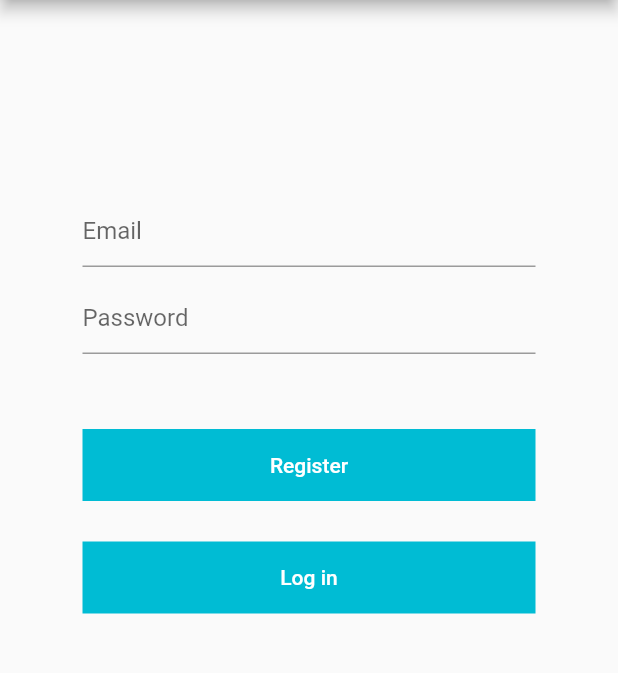
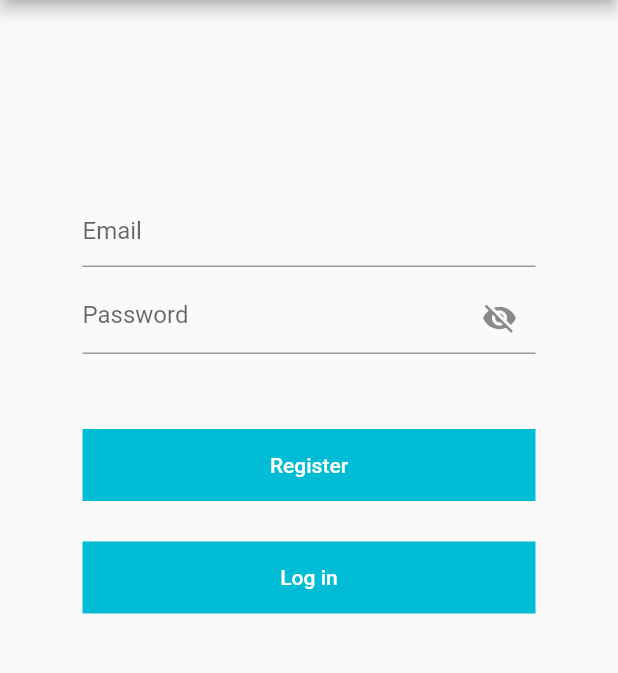
Before and after one commit to OvidiuPles/movies_redux, a Flutter app: the screen it shows after launch, item 2 of the bottom bar chosen, after a tap on "Register", on a phone screen of 412 x 824 dp, the part 84-757 px from its top. Run offline on Flutter 3.47's test engine with Material 2 defaults, Android fonts, the phone set to English and light mode, and no system bars; our stand-ins replace cloud_firestore, firebase_auth, firebase_core, firebase_database, flutter_redux, freezed_annotation and 2 more; missing offline and left inert: redux_epics; accounts and stored records are empty.

Commit message:
working on app_epics, register action

```diff
--- a/lib/main.dart
+++ b/lib/main.dart
@@ -4,8 +4,9 @@ import 'package:flutter/material.dart';
 import 'package:flutter_redux/flutter_redux.dart';
 import 'package:http/http.dart';
 import 'package:movies_redux/src/actions/index.dart';
-import 'package:movies_redux/src/data/description_api.dart';
-import 'package:movies_redux/src/data/movies_api.dart';
+import 'package:movies_redux/src/data/auth/auth_service.dart';
+import 'package:movies_redux/src/data/movies/description_api.dart';
+import 'package:movies_redux/src/data/movies/movies_api.dart';
 import 'package:movies_redux/src/epics/app_epics.dart';
 import 'package:movies_redux/src/models/index.dart';
 import 'package:movies_redux/src/presentation/movies_home.dart';
@@ -31,12 +32,17 @@ void main() async {
   final Client httpClient = Client();
   final MoviesApi moviesApi = MoviesApi(client: httpClient);
   final DescriptionApi descriptionApi = DescriptionApi(client: httpClient);
+  final AuthService authService = AuthService();
 
   final Store<AppState> store = Store<AppState>(
     reducer,
     initialState: const AppState(),
     middleware: <Middleware<AppState>>[
-      EpicMiddleware<AppState>(AppEpics(moviesApi: moviesApi, descriptionApi: descriptionApi)),
+      EpicMiddleware<AppState>(AppEpics(
+        authService: authService,
+        moviesApi: moviesApi,
+        descriptionApi: descriptionApi,
+      )),
       TypedMiddleware<AppState, AppAction>((Store<AppState> store, AppAction action, NextDispatcher next) {
         next(action);
         actions.add(action);
--- /dev/null
+++ b/lib/src/actions/auth/register.dart
@@ -0,0 +1,29 @@
+part of actions;
+
+const String _kRegisterPendingId = 'Register';
+
+@freezed
+class Register with _$Register implements AppAction {
+  @Implements<ActionStart>()
+  const factory Register.start({
+    required String email,
+    required String password,
+    @Default(_kRegisterPendingId) String pendingId,
+  }) = RegisterStart;
+
+  @Implements<ActionDone>()
+  const factory Register.successful([
+    @Default('Inregistrat cu success') String text,
+    @Default(_kRegisterPendingId) String pendingId,
+  ]) = RegisterSuccessful;
+
+  @Implements<ActionDone>()
+  @Implements<ErrorAction>()
+  const factory Register.error(
+    Object error,
+    StackTrace stackTrace, [
+    @Default(_kRegisterPendingId) String pendingId,
+  ]) = RegisterError;
+
+  static String get pendingKey => _kRegisterPendingId;
+}
--- a/lib/src/actions/index.dart
+++ b/lib/src/actions/index.dart
@@ -8,6 +8,7 @@ part 'movies/get_movies.dart';
 part 'movies/get_description.dart';
 part 'movies/get_more_movies.dart';
 part 'movies/reset_filters.dart';
+part 'auth/register.dart';
 
 abstract class AppAction {}
 
--- /dev/null
+++ b/lib/src/data/auth/auth_service.dart
@@ -0,0 +1,19 @@
+import 'package:firebase_auth/firebase_auth.dart';
+
+class AuthService {
+  final FirebaseAuth _auth = FirebaseAuth.instance;
+
+  Future<void> registerWithEmailAndPassword({required String email, required String password}) async {
+    try {
+      final UserCredential result = await _auth.createUserWithEmailAndPassword(email: email, password: password);
+      final User? user = result.user;
+
+      // create a new document for the user with the uid
+      //await DatabaseService(uid: user.uid).updateUserData('0','new crew member', 100);
+      //return _userFromFirebaseUser(user);
+    } catch (error) {
+      print('errrrrrrrrrrrrrrrrrrrrrrrrrrr');
+      return null;
+    }
+  }
+}
--- a/lib/src/epics/app_epics.dart
+++ b/lib/src/epics/app_epics.dart
@@ -1,6 +1,7 @@
 import 'package:movies_redux/src/actions/index.dart';
-import 'package:movies_redux/src/data/description_api.dart';
-import 'package:movies_redux/src/data/movies_api.dart';
+import 'package:movies_redux/src/data/auth/auth_service.dart';
+import 'package:movies_redux/src/data/movies/description_api.dart';
+import 'package:movies_redux/src/data/movies/movies_api.dart';
 import 'package:movies_redux/src/models/index.dart';
 import 'package:redux_epics/redux_epics.dart';
 import 'package:rxdart/rxdart.dart';
@@ -11,10 +12,12 @@ class AppEpics implements EpicClass<AppState> {
   const AppEpics({
     required this.moviesApi,
     required this.descriptionApi,
+    required this.authService,
   });
 
   final MoviesApi moviesApi;
   final DescriptionApi descriptionApi;
+  final AuthService authService;
 
   @override
   Stream<dynamic> call(Stream<dynamic> actions, EpicStore<AppState> store) {
@@ -23,6 +26,7 @@ class AppEpics implements EpicClass<AppState> {
       TypedEpic<AppState, GetMoreMoviesStart>(_getMoreMovies),
       TypedEpic<AppState, GetDescriptionStart>(_getDescription),
       TypedEpic<AppState, ResetFiltersStart>(_resetFilters),
+      //TypedEpic<AppState, RegisterStart>(_register),
     ])(actions, store);
   }
 
@@ -112,4 +116,34 @@ class AppEpics implements EpicClass<AppState> {
       }).onErrorReturnWith(ResetFiltersError.new);
     });
   }
+
+  // Stream<AppAction> _register(Stream<RegisterStart> actions, EpicStore<AppState> store) {
+  //   return actions.flatMap((RegisterStart action) {
+  //     return Stream<void>.value(null).asyncMap((_) async {
+  //       await authService.registerWithEmailAndPassword(
+  //         email: action.email,
+  //         password: action.password,
+  //       );
+  //     }).map<RegisterStart>((List<Movie> movies) {
+  //       return GetMoviesSuccessful(
+  //         movies: movies,
+  //         page: action.page,
+  //         genre: action.genre,
+  //         quality: action.quality,
+  //         sortBy: action.sortBy,
+  //         orderBy: action.orderBy,
+  //         searchText: action.searchText,
+  //       );
+  //     }).onErrorReturnWith((Object error, StackTrace stackTrace) {
+  //       return GetMoviesError(
+  //         error,
+  //         stackTrace,
+  //         genre: action.genre,
+  //         quality: action.quality,
+  //         sortBy: action.sortBy,
+  //         orderBy: action.orderBy,
+  //       );
+  //     });
+  //   });
+  // }
 }
--- a/lib/src/firebase_freestyle/register_page.dart
+++ b/lib/src/firebase_freestyle/register_page.dart
@@ -1,8 +1,18 @@
 import 'package:cloud_firestore/cloud_firestore.dart';
 import 'package:flutter/material.dart';
+import 'package:movies_redux/src/data/auth/auth_service.dart';
 
-class RegisterPage extends StatelessWidget {
+class RegisterPage extends StatefulWidget {
   const RegisterPage({super.key});
+
+  @override
+  State<RegisterPage> createState() => _RegisterPageState();
+}
+
+class _RegisterPageState extends State<RegisterPage> {
+  bool isObscure = true;
+  final TextEditingController emailController = TextEditingController();
+  final TextEditingController passwordController = TextEditingController();
 
   @override
   Widget build(BuildContext context) {
@@ -14,17 +24,30 @@ class RegisterPage extends StatelessWidget {
             const SizedBox(
               height: 130,
             ),
-            const TextField(
-              decoration: InputDecoration(
+            TextField(
+              controller: emailController,
+              decoration: const InputDecoration(
                 hintText: 'Email',
               ),
             ),
             const SizedBox(
               height: 10,
             ),
-            const TextField(
+            TextField(
+              controller: passwordController,
+              obscureText: isObscure,
               decoration: InputDecoration(
                 hintText: 'Password',
+                suffixIcon: IconButton(
+                  icon: Icon(
+                    isObscure ? Icons.visibility_off : Icons.visibility,
+                  ),
+                  onPressed: () {
+                    setState(() {
+                      isObscure = !isObscure;
+                    });
+                  },
+                ),
               ),
             ),
             const SizedBox(
@@ -41,12 +64,11 @@ class RegisterPage extends StatelessWidget {
                   ),
                 ),
                 onPressed: () async {
-                  final FirebaseFirestore db = FirebaseFirestore.instance;
-
-                  await db.collection('users').doc('marian3').set(<String, String>{
-                    'name': 'mariann',
-                    'email': 'johndoe@example.com',
-                  });
+                  // final RegisterService service = RegisterService();
+                  // await service.registerWithEmailAndPassword(
+                  //   email: 'ovidiu.ples27@gmail.com',
+                  //   password: 'NEBUNUL DE SALAM',
+                  // );
                 },
               ),
             ),
--- a/lib/src/models/app_state.dart
+++ b/lib/src/models/app_state.dart
@@ -5,5 +5,6 @@ class AppState with _$AppState {
   const factory AppState({
     @Default(MoviesState()) MoviesState moviesState,
     @Default(DescriptionState()) DescriptionState descriptionState,
+    @Default(RegisterState()) RegisterState registerState,
   }) = AppState$;
 }
--- a/lib/src/models/index.dart
+++ b/lib/src/models/index.dart
@@ -7,5 +7,7 @@ part 'index.freezed.dart';
 part 'index.g.dart';
 part 'app_state.dart';
 part 'movies/movies_state.dart';
-part 'movies/description.dart';
-part 'movies/description_state.dart';
+part 'description/description.dart';
+part 'description/description_state.dart';
+part 'register/register.dart';
+part 'register/register_state.dart';
--- /dev/null
+++ b/lib/src/models/register/register.dart
@@ -0,0 +1,9 @@
+part of models;
+
+@freezed
+class Register with _$Register {
+  const factory Register({
+    @Default('') String email,
+    @Default('') String password,
+  }) = Register$;
+}
--- /dev/null
+++ b/lib/src/models/register/register_state.dart
@@ -0,0 +1,8 @@
+part of models;
+
+@freezed
+class RegisterState with _$RegisterState {
+  const factory RegisterState({
+    @Default(Register()) Register register,
+  }) = RegisterState$;
+}
```
Also changed, not shown: lib/src/actions/index.freezed.dart, lib/src/data/movies/description_api.dart (renamed from lib/src/data/description_api.dart), lib/src/data/movies/movies_api.dart (renamed from lib/src/data/movies_api.dart), lib/src/models/description/description.dart (renamed from lib/src/models/movies/description.dart), lib/src/models/description/description_state.dart (renamed from lib/src/models/movies/description_state.dart), lib/src/models/index.freezed.dart, lib/src/models/index.g.dart.
